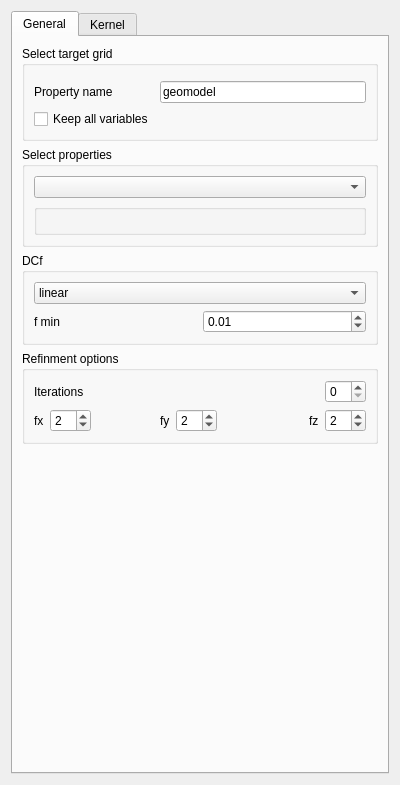
Before: the Qt Designer form ui/data_conditioning_uncertainty.ui in robertorolo/LPM-Geomod_Suite, drawn with Qt 5.
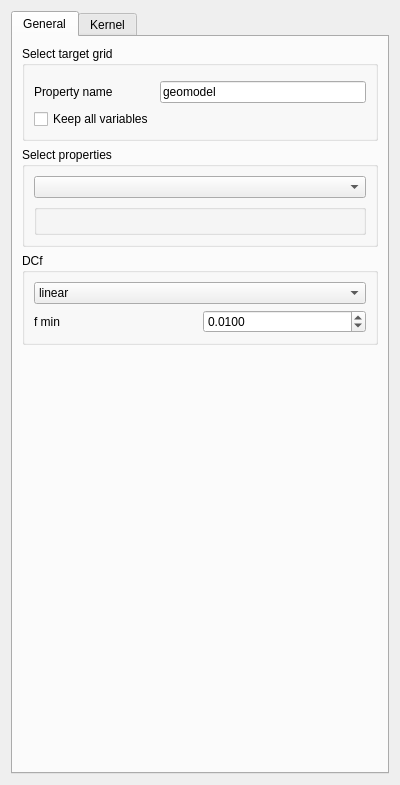
After: the same form once the commit is applied. Custom widgets are drawn as their Qt base class.

Patch:
```diff
--- a/ui/data_conditioning_uncertainty.ui
+++ b/ui/data_conditioning_uncertainty.ui
@@ -38,6 +38,18 @@
          <layout class="QGridLayout" name="gridLayout_2">
           <item row="1" column="1">
            <widget class="QDoubleSpinBox" name="doubleSpinBox">
+            <property name="decimals">
+             <number>4</number>
+            </property>
+            <property name="minimum">
+             <double>0.000100000000000</double>
+            </property>
+            <property name="maximum">
+             <double>1.000000000000000</double>
+            </property>
+            <property name="singleStep">
+             <double>0.010000000000000</double>
+            </property>
             <property name="value">
              <double>0.010000000000000</double>
             </property>
@@ -67,131 +79,6 @@
          </layout>
         </widget>
        </item>
-       <item row="3" column="0">
-        <widget class="QGroupBox" name="groupBox_4">
-         <property name="title">
-          <string>Refinment options</string>
-         </property>
-         <layout class="QGridLayout" name="gridLayout_6">
-          <item row="0" column="4">
-           <spacer name="horizontalSpacer_2">
-            <property name="orientation">
-             <enum>Qt::Horizontal</enum>
-            </property>
-            <property name="sizeHint" stdset="0">
-             <size>
-              <width>40</width>
-              <height>20</height>
-             </size>
-            </property>
-           </spacer>
-          </item>
-          <item row="2" column="0">
-           <widget class="QLabel" name="label_3">
-            <property name="text">
-             <string>fx</string>
-            </property>
-           </widget>
-          </item>
-          <item row="0" column="7">
-           <widget class="QSpinBox" name="iterations">
-            <property name="sizePolicy">
-             <sizepolicy hsizetype="Fixed" vsizetype="Fixed">
-              <horstretch>0</horstretch>
-              <verstretch>0</verstretch>
-             </sizepolicy>
-            </property>
-           </widget>
-          </item>
-          <item row="2" column="4">
-           <widget class="QSpinBox" name="fy">
-            <property name="sizePolicy">
-             <sizepolicy hsizetype="Fixed" vsizetype="Fixed">
-              <horstretch>0</horstretch>
-              <verstretch>0</verstretch>
-             </sizepolicy>
-            </property>
-            <property name="value">
-             <number>2</number>
-            </property>
-           </widget>
-          </item>
-          <item row="2" column="1">
-           <widget class="QSpinBox" name="fx">
-            <property name="sizePolicy">
-             <sizepolicy hsizetype="Fixed" vsizetype="Fixed">
-              <horstretch>0</horstretch>
-              <verstretch>0</verstretch>
-             </sizepolicy>
-            </property>
-            <property name="value">
-             <number>2</number>
-            </property>
-           </widget>
-          </item>
-          <item row="2" column="6">
-           <widget class="QLabel" name="label_5">
-            <property name="text">
-             <string>fz</string>
-            </property>
-           </widget>
-          </item>
-          <item row="2" column="3">
-           <widget class="QLabel" name="label_4">
-            <property name="text">
-             <string>fy</string>
-            </property>
-           </widget>
-          </item>
-          <item row="2" column="2">
-           <spacer name="horizontalSpacer_3">
-            <property name="orientation">
-             <enum>Qt::Horizontal</enum>
-            </property>
-            <property name="sizeHint" stdset="0">
-             <size>
-              <width>40</width>
-              <height>20</height>
-             </size>
-            </property>
-           </spacer>
-          </item>
-          <item row="2" column="7">
-           <widget class="QSpinBox" name="fz">
-            <property name="sizePolicy">
-             <sizepolicy hsizetype="Fixed" vsizetype="Fixed">
-              <horstretch>0</horstretch>
-              <verstretch>0</verstretch>
-             </sizepolicy>
-            </property>
-            <property name="value">
-             <number>2</number>
-            </property>
-           </widget>
-          </item>
-          <item row="2" column="5">
-           <spacer name="horizontalSpacer_4">
-            <property name="orientation">
-             <enum>Qt::Horizontal</enum>
-            </property>
-            <property name="sizeHint" stdset="0">
-             <size>
-              <width>40</width>
-              <height>20</height>
-             </size>
-            </property>
-           </spacer>
-          </item>
-          <item row="0" column="0" colspan="2">
-           <widget class="QLabel" name="label_2">
-            <property name="text">
-             <string>Iterations</string>
-            </property>
-           </widget>
-          </item>
-         </layout>
-        </widget>
-       </item>
        <item row="1" column="0">
         <widget class="QGroupBox" name="groupBox_2">
          <property name="title">
@@ -267,7 +154,7 @@
          </layout>
         </widget>
        </item>
-       <item row="4" column="0">
+       <item row="3" column="0">
         <spacer name="verticalSpacer">
          <property name="orientation">
           <enum>Qt::Vertical</enum>
```
